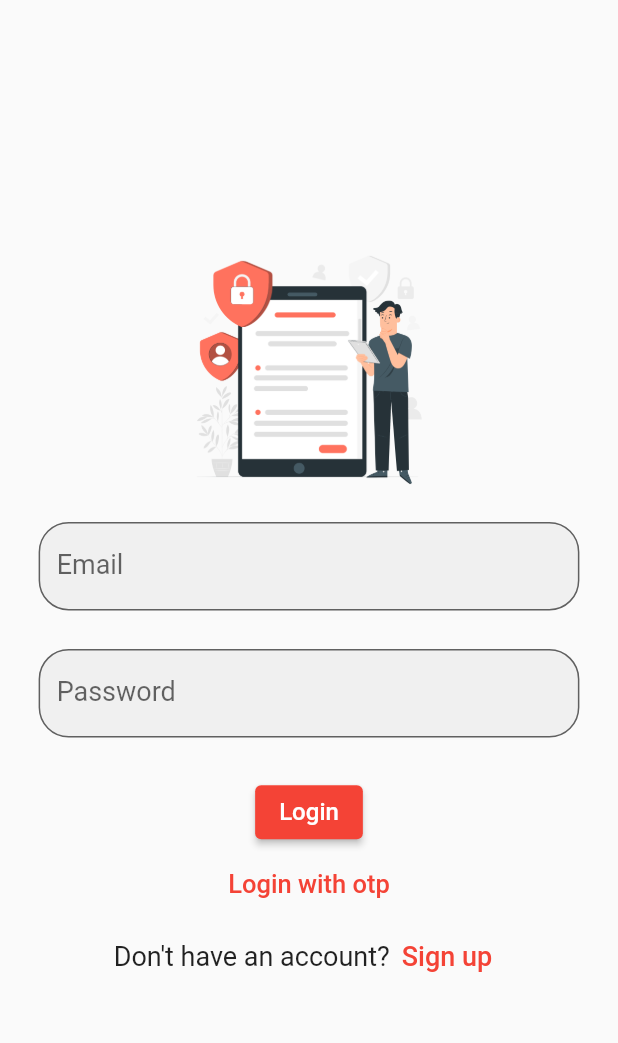
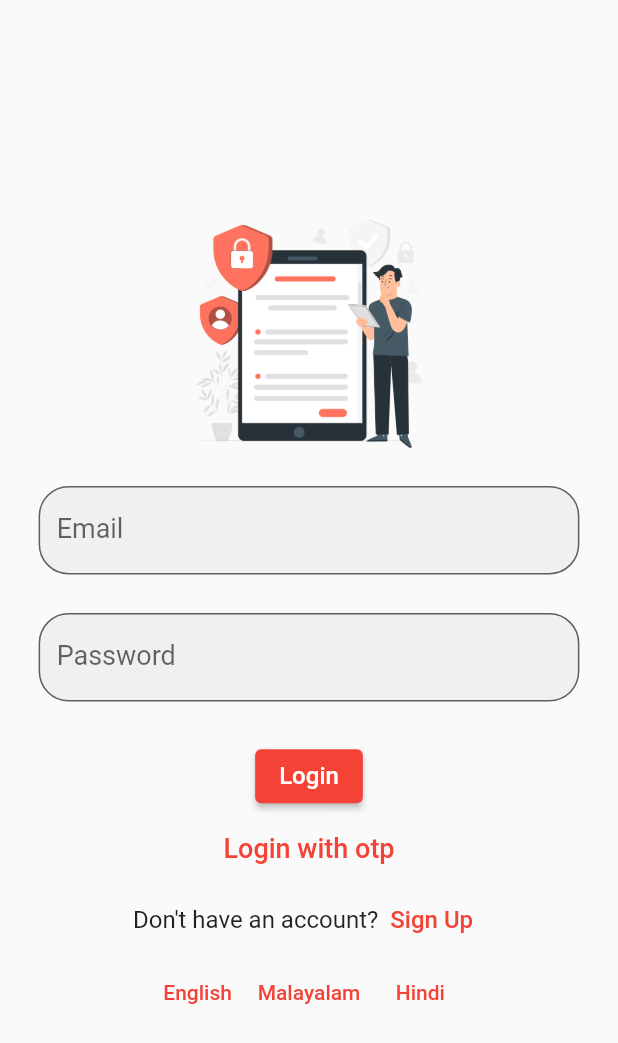
Before and after one commit to Athulprakash02/splitwise-app, a Flutter app: the screen it shows after launch, on a phone screen of 412 x 824 dp. Shown: the top 1043 px of the screen. Run offline on Flutter 3.47's test engine with Material 2 defaults, Android fonts, the phone set to English and light mode, and no system bars; drawn by our look-alikes of auto_size_text; our stand-ins replace cloud_firestore, firebase_auth, firebase_core, firebase_messaging, firebase_storage, flutter_local_notifications and 1 more; missing offline and left inert: flutter_inappwebview; accounts and stored records are empty; generated files the repository leaves out were written again.

Commit message:
translation completed

```diff
--- /dev/null
+++ b/l10n.yaml
@@ -0,0 +1,3 @@
+arb-dir: lib/l10n
+template-arb-filr: app_en.arb
+output_localization-file: app_localizations.dart
--- /dev/null
+++ b/lib/controllers/locale_provider.dart
@@ -0,0 +1,20 @@
+import 'package:flutter/material.dart';
+import 'package:splitwise_app/l10n/l10n.dart';
+
+class LocaleProvider extends ChangeNotifier {
+  Locale? _locale;
+
+  Locale? get locale => _locale;
+
+  void setLocale(Locale locale) {
+    if (!L10n.all.contains(locale)) return;
+
+    _locale = locale;
+    notifyListeners();
+  }
+
+  void clearLocale() {
+    _locale = null;
+    notifyListeners();
+  }
+}
--- /dev/null
+++ b/lib/l10n/l10n.dart
@@ -0,0 +1,9 @@
+import 'package:flutter/material.dart';
+
+class L10n {
+  static final all = [
+    const Locale('en'),
+    const Locale('ml'),
+    const Locale('hi'),
+  ];
+}
--- a/lib/main.dart
+++ b/lib/main.dart
@@ -2,8 +2,13 @@ import 'package:firebase_core/firebase_core.dart';
 import 'package:firebase_messaging/firebase_messaging.dart';
 import 'package:flutter/material.dart';
 import 'package:flutter_local_notifications/flutter_local_notifications.dart';
+import 'package:flutter_localizations/flutter_localizations.dart';
+import 'package:provider/provider.dart';
+import 'package:splitwise_app/controllers/locale_provider.dart';
 import 'package:splitwise_app/core/theme.dart';
+import 'package:splitwise_app/l10n/l10n.dart';
 import 'package:splitwise_app/screens/auth_wrapper.dart';
+import 'package:flutter_gen/gen_l10n/app_localizations.dart';
 
 AndroidNotificationChannel channel = const AndroidNotificationChannel(
   'high_importance_channel',
@@ -44,11 +49,25 @@ class MyApp extends StatelessWidget {
 
   @override
   Widget build(BuildContext context) {
-    return MaterialApp(
-      debugShowCheckedModeBanner: false,
-      title: 'Splitwise',
-      theme: theme,
-      home: const AuthWrapper(),
+    return ChangeNotifierProvider(
+      create: (context) => LocaleProvider(),
+      builder: (context, child) {
+        final provider = Provider.of<LocaleProvider>(context);
+        return MaterialApp(
+          debugShowCheckedModeBanner: false,
+          title: 'Splitwise',
+          theme: theme,
+          locale: provider.locale,
+          supportedLocales: L10n.all,
+          localizationsDelegates: [
+            AppLocalizations.delegate,
+            GlobalMaterialLocalizations.delegate,
+            GlobalCupertinoLocalizations.delegate,
+            GlobalWidgetsLocalizations.delegate,
+          ],
+          home: const AuthWrapper(),
+        );
+      },
     );
     // return MultiProvider(providers: [
     //   ChangeNotifierProvider(
--- a/lib/screens/login_screen.dart
+++ b/lib/screens/login_screen.dart
@@ -1,7 +1,11 @@
+import 'package:auto_size_text/auto_size_text.dart';
 import 'package:flutter/material.dart';
+import 'package:provider/provider.dart';
+import 'package:splitwise_app/controllers/locale_provider.dart';
 import 'package:splitwise_app/functions/auth.dart';
 import 'package:splitwise_app/screens/login_with_otp.dart';
 import 'package:splitwise_app/screens/signup_screen.dart';
+import 'package:flutter_gen/gen_l10n/app_localizations.dart';
 
 import 'widgets/textfeilds_email_login.dart';
 
@@ -12,6 +16,7 @@ class LoginScreen extends StatelessWidget {
 
   @override
   Widget build(BuildContext context) {
+    final provider = Provider.of<LocaleProvider>(context);
     Size size = MediaQuery.sizeOf(context);
     return Scaffold(
       body: Center(
@@ -21,10 +26,15 @@ class LoginScreen extends StatelessWidget {
             child: Column(
               mainAxisAlignment: MainAxisAlignment.center,
               children: [
-                Image.asset('assets/images/login.png',width: size.width*.4,),
-                SizedBox(height: size.width/20,),
+                Image.asset(
+                  'assets/images/login.png',
+                  width: size.width * .4,
+                ),
+                SizedBox(
+                  height: size.width / 20,
+                ),
                 TextFieldsEmailLogin(
-                    label: 'Email',
+                    label: AppLocalizations.of(context)!.email,
                     controller: _emailController,
                     keyboardType: TextInputType.emailAddress,
                     obsureText: false),
@@ -32,7 +42,7 @@ class LoginScreen extends StatelessWidget {
                   height: size.width / 16,
                 ),
                 TextFieldsEmailLogin(
-                    label: 'Password',
+                    label: AppLocalizations.of(context)!.password,
                     controller: _paswordController,
                     keyboardType: TextInputType.text,
                     obsureText: true),
@@ -41,7 +51,7 @@ class LoginScreen extends StatelessWidget {
                 ),
                 ElevatedButton(
                     onPressed: () {
-                       if (_emailController.text.trim().isNotEmpty &&
+                      if (_emailController.text.trim().isNotEmpty &&
                           _paswordController.text.trim().length >= 6) {
                         loginWithEmailAndPassword(
                             email: _emailController.text.trim(),
@@ -52,8 +62,8 @@ class LoginScreen extends StatelessWidget {
                             _paswordController.text.trim(), context);
                       }
                     },
-                    child: const Text(
-                      'Login',
+                    child: Text(
+                      AppLocalizations.of(context)!.login,
                       style: TextStyle(fontSize: 16),
                     )),
                 // SizedBox(height: size.width/18,),
@@ -63,18 +73,19 @@ class LoginScreen extends StatelessWidget {
                         builder: (context) => LoginWithOtpScreen(),
                       ));
                     },
-                    child: const Text(
-                      'Login with otp',
-                      style: TextStyle(fontSize: 17),
+                    child: AutoSizeText(
+                      AppLocalizations.of(context)!.loginWithOtp,
+                      style: TextStyle(fontSize: 18),
+                      maxLines: 1,
                     )),
 
                 // SizedBox(height: size.width/20,),
                 Row(
                   mainAxisAlignment: MainAxisAlignment.center,
                   children: [
-                    const Text(
-                      "Don't have an account?",
-                      style: TextStyle(fontSize: 18),
+                    Text(
+                      AppLocalizations.of(context)!.dontHaveAnAcc,
+                      style: TextStyle(fontSize: 16),
                     ),
                     TextButton(
                         onPressed: () {
@@ -82,12 +93,32 @@ class LoginScreen extends StatelessWidget {
                             builder: (context) => SignUpScreen(),
                           ));
                         },
-                        child: const Text(
-                          'Sign up',
-                          style: TextStyle(fontSize: 18),
+                        child: Text(
+                          AppLocalizations.of(context)!.singup,
+                          style: TextStyle(fontSize: 16),
                         ))
                   ],
-                )
+                ),
+                Row(
+                  mainAxisAlignment: MainAxisAlignment.center,
+                  children: [
+                    TextButton(
+                        onPressed: () {
+                          provider.setLocale(Locale('en'));
+                        },
+                        child: Text('English')),
+                    TextButton(
+                        onPressed: () {
+                          provider.setLocale(Locale('ml'));
+                        },
+                        child: Text('Malayalam')),
+                    TextButton(
+                        onPressed: () {
+                          provider.setLocale(Locale('hi'));
+                        },
+                        child: Text('Hindi'))
+                  ],
+                ),
               ],
             ),
           ),
--- a/lib/screens/login_with_otp.dart
+++ b/lib/screens/login_with_otp.dart
@@ -1,7 +1,7 @@
 import 'package:flutter/material.dart';
 import 'package:splitwise_app/functions/auth.dart';
 import 'package:splitwise_app/screens/otp_screen.dart';
-
+import 'package:flutter_gen/gen_l10n/app_localizations.dart';
 import 'widgets/login_textfeild.dart';
 
 class LoginWithOtpScreen extends StatelessWidget {
@@ -18,7 +18,7 @@ class LoginWithOtpScreen extends StatelessWidget {
         child: Column(
           mainAxisAlignment: MainAxisAlignment.center,
           children: [
-            loginTextFeild(_phoneNumberController, 'Phone number',
+            loginTextFeild(_phoneNumberController, AppLocalizations.of(context)!.phoneNumber,
                 TextInputType.phone, ),
             const SizedBox(
               height: 15,
--- a/pubspec.yaml
+++ b/pubspec.yaml
@@ -47,6 +47,10 @@ dependencies:
   firebase_messaging: ^14.6.6
   flutter_local_notifications: ^15.1.0+1
   firebase_analytics: ^10.4.5
+  flutter_localizations:
+    sdk: flutter
+  intl: ^0.18.0
+  auto_size_text: ^3.0.0
 
 dev_dependencies:
   flutter_test:
@@ -66,7 +70,7 @@ dev_dependencies:
 
 # The following section is specific to Flutter packages.
 flutter:
-
+  generate: true
   # The following line ensures that the Material Icons font is
   # included with your application, so that you can use the icons in
   # the material Icons class.
```
Also changed, not shown: lib/l10n/app_en.arb (added, +15 -0 lines), lib/l10n/app_hi.arb (added, +13 -0 lines), lib/l10n/app_ml.arb (added, +13 -0 lines), lib/screens/signup_screen.dart (+10 -9 lines), lib/screens/homescreen/home_screen.dart (line endings or trailing spaces), pubspec.lock.
